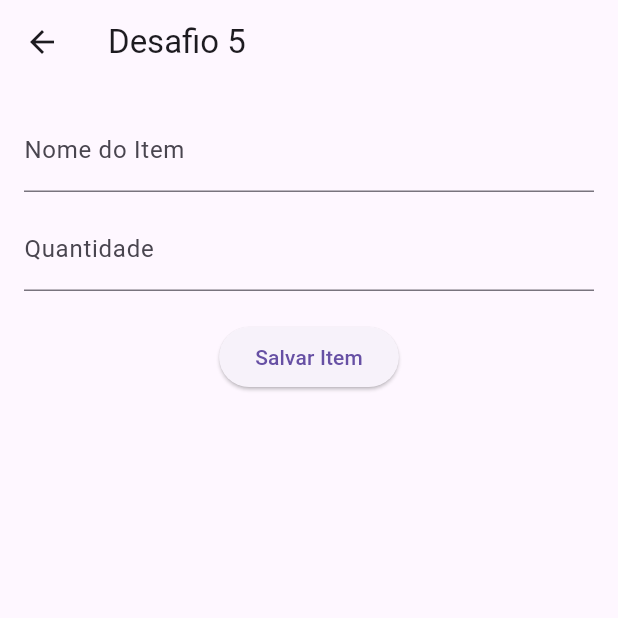
After one commit to Mathprimus/app_estudo_flutter, a Flutter app: the DesafiosSreen screen opened directly, after a tap on "Desafio 5 prof", on a phone screen of 412 x 824 dp, the top half of it. The commit adds this screen. Run offline on Flutter 3.47's test engine with Material 3 defaults, Android fonts, the phone set to English and light mode, and no system bars.

Commit message:
desafio 5

```diff
--- a/lib/screens/desafios/desafios_sreen.dart
+++ b/lib/screens/desafios/desafios_sreen.dart
@@ -5,6 +5,8 @@ import 'package:app_estudo_flutter/screens/desafios/numeros/desafio2_prof.dart';
 import 'package:app_estudo_flutter/screens/desafios/numeros/desafio3.dart';
 import 'package:app_estudo_flutter/screens/desafios/numeros/desafio3_ref.dart';
 import 'package:app_estudo_flutter/screens/desafios/numeros/desafio4.dart';
+import 'package:app_estudo_flutter/screens/desafios/numeros/desafio5.dart';
+import 'package:app_estudo_flutter/screens/desafios/numeros/desafio5_prof.dart';
 import 'package:flutter/material.dart';
 
 class DesafiosSreen extends StatefulWidget {
@@ -124,6 +126,34 @@ class _DesafiosSreenState extends State<DesafiosSreen> {
                     child: Text("Desafio 4"),
                   ),
                 ),
+                SizedBox(
+                  width: double.infinity,
+                  child: ElevatedButton(
+                    onPressed: () {
+                      Navigator.push(
+                        context,
+                        MaterialPageRoute(
+                          builder: (context) => Desafio5(),
+                        ),
+                      );
+                    },
+                    child: Text("Desafio 5"),
+                  ),
+                ),
+                SizedBox(
+                  width: double.infinity,
+                  child: ElevatedButton(
+                    onPressed: () {
+                      Navigator.push(
+                        context,
+                        MaterialPageRoute(
+                          builder: (context) => Desafio5_prof(),
+                        ),
+                      );
+                    },
+                    child: Text("Desafio 5 prof"),
+                  ),
+                ),
               ],
             ),
           ),
--- /dev/null
+++ b/lib/screens/desafios/numeros/desafio5_prof.dart
@@ -0,0 +1,116 @@
+import 'package:flutter/material.dart';
+
+class RegistrarItens {
+  final String nome;
+  final int quantidade;
+  bool comprado;
+
+  RegistrarItens({
+    required this.nome,
+    required this.quantidade,
+    this.comprado = false,
+  });
+}
+
+class Desafio5_prof extends StatefulWidget {
+  const Desafio5_prof({super.key});
+
+  @override
+  State<Desafio5_prof> createState() => _Desafio5_profState();
+}
+
+class _Desafio5_profState extends State<Desafio5_prof> {
+  TextEditingController nomeItem = TextEditingController();
+  TextEditingController quantidadeItem = TextEditingController();
+  List<RegistrarItens> itens = [];
+
+  void registrarItem() {
+    int? qtd = int.tryParse(quantidadeItem.text);
+
+    if (qtd != null && nomeItem.text.isNotEmpty) {
+      setState(() {
+        itens.add(RegistrarItens(
+          nome: nomeItem.text,
+          quantidade: qtd,
+        ));
+        nomeItem.clear();
+        quantidadeItem.clear();
+      });
+    }
+  }
+
+  void excluirItem(int index) {
+    setState(() {
+      itens.removeAt(index);
+    });
+  }
+
+  @override
+  Widget build(BuildContext context) {
+    return Scaffold(
+      appBar: AppBar(
+        title: Text("Desafio 5"),
+      ),
+      body: SingleChildScrollView(
+        child: Center(
+          child: Padding(
+            padding: const EdgeInsets.all(16.0),
+            child: Column(
+              children: [
+                TextField(
+                  controller: nomeItem,
+                  decoration: InputDecoration(labelText: "Nome do Item"),
+                ),
+                SizedBox(height: 10),
+                TextField(
+                  controller: quantidadeItem,
+                  decoration: InputDecoration(labelText: "Quantidade"),
+                  keyboardType: TextInputType.number,
+                ),
+                SizedBox(height: 20),
+                ElevatedButton(
+                  onPressed: registrarItem,
+                  child: Text("Salvar Item"),
+                ),
+                SizedBox(height: 30),
+                ListView.builder(
+                  shrinkWrap: true,
+                  physics: NeverScrollableScrollPhysics(),
+                  itemCount: itens.length,
+                  itemBuilder: (context, index) {
+                    final item = itens[index];
+                    return Card(
+                      elevation: 3,
+                      margin: EdgeInsets.symmetric(vertical: 6),
+                      child: ListTile(
+                        title: Text(item.nome),
+                        subtitle: Text("Quantidade: ${item.quantidade}"),
+                        trailing: Row(
+                          mainAxisSize: MainAxisSize.min,
+                          children: [
+                            Checkbox(
+                              value: item.comprado,
+                              onChanged: (newValue) {
+                                setState(() {
+                                  item.comprado = newValue!;
+                                });
+                              },
+                            ),
+                            IconButton(
+                              icon: Icon(Icons.delete),
+                              onPressed: () => excluirItem(index),
+                            ),
+                          ],
+                        ),
+                      ),
+                    );
+                  },
+                ),
+              ],
+            ),
+          ),
+        ),
+      ),
+    );
+  }
+}
```
Also changed, not shown: lib/screens/desafios/numeros/desafio5.dart (added, +102 -0 lines).
